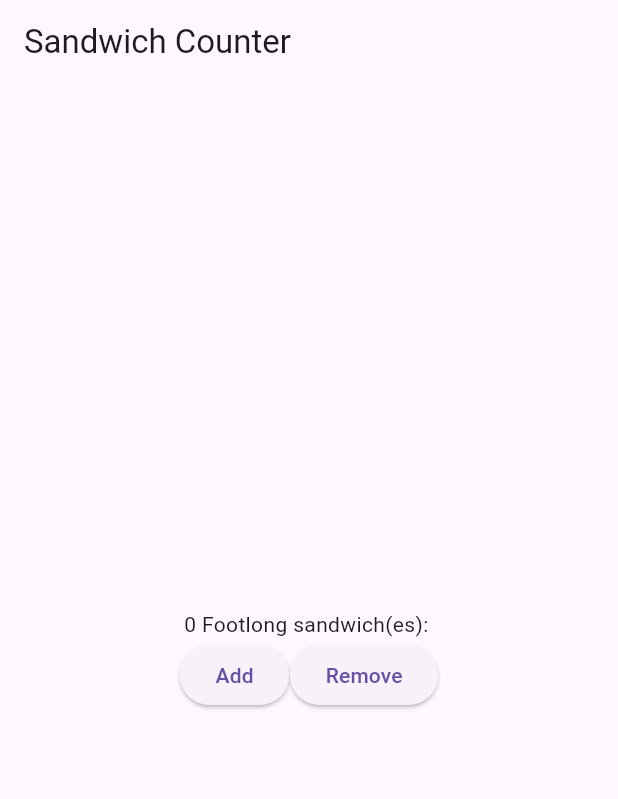
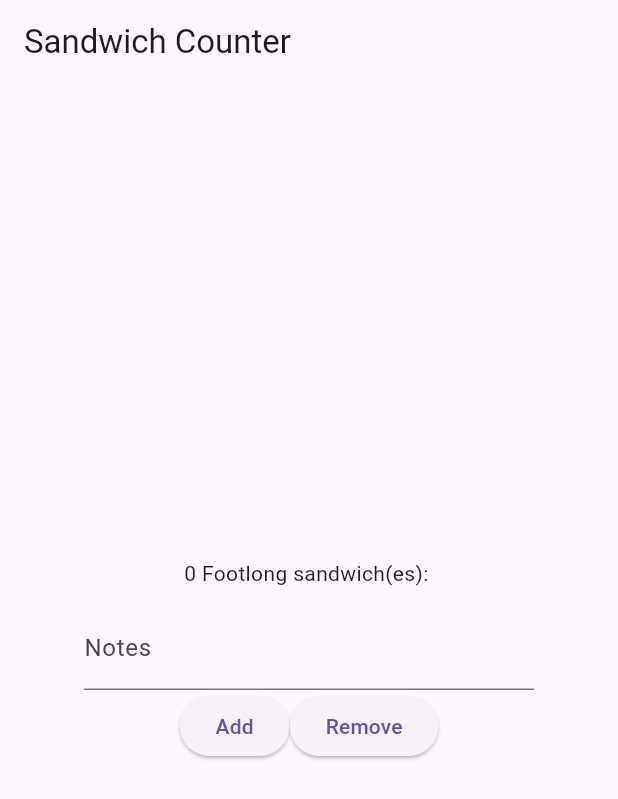
Before and after one commit to jiabhullar/sandwich_shop, a Flutter app: the screen it shows after launch, after a tap on "Add", after a tap on "Remove", on a phone screen of 412 x 824 dp. Shown: the top 799 px of the screen. Run offline on Flutter 3.47's test engine with Material 3 defaults, Android fonts, the phone set to English and light mode, and no system bars.

Commit message:
Custom Notes Copilot

```diff
--- a/lib/main.dart
+++ b/lib/main.dart
@@ -30,17 +30,31 @@ class OrderScreen extends StatefulWidget {
 class _OrderScreenState extends State<OrderScreen> {
   // ignore: prefer_final_fields
   int _quantity = 0;
+  final TextEditingController _noteController = TextEditingController();
+  String _currentNote = '';
 
     void _increaseQuantity() {
     if (_quantity < widget.maxQuantity) {
-      setState(() => _quantity++);
+      setState(() {
+        _quantity++;
+        _currentNote = _noteController.text;
+      });
     }
   }
 
   void _decreaseQuantity() {
     if (_quantity > 0) {
-      setState(() => _quantity--);
+      setState(() {
+        _quantity--;
+        _currentNote = _noteController.text;
+      });
     }
+  }
+
+  @override
+  void dispose() {
+    _noteController.dispose();
+    super.dispose();
   }
 
   @override
@@ -56,6 +70,18 @@ class _OrderScreenState extends State<OrderScreen> {
             OrderItemDisplay(
               _quantity,
               'Footlong',
+              note: _currentNote,
+            ),
+            const SizedBox(height: 12),
+            SizedBox(
+              width: 300,
+              child: TextField(
+                controller: _noteController,
+                decoration: const InputDecoration(
+                  labelText: 'Notes',
+                  hintText: 'e.g., no onions, extra pickles',
+                ),
+              ),
             ),
             Row(
               mainAxisAlignment: MainAxisAlignment.center,
@@ -80,11 +106,18 @@ class _OrderScreenState extends State<OrderScreen> {
 class OrderItemDisplay extends StatelessWidget {
   final int quantity;
   final String itemType;
+  final String note;
 
-  const OrderItemDisplay(this.quantity, this.itemType, {super.key});
+  const OrderItemDisplay(this.quantity, this.itemType, {this.note = '', super.key});
 
   @override
   Widget build(BuildContext context) {
-    return Text('$quantity $itemType sandwich(es): ${'🥪' * quantity}');
+    return Column(
+      mainAxisSize: MainAxisSize.min,
+      children: [
+        Text('$quantity $itemType sandwich(es): ${'🥪' * quantity}'),
+        if (note.isNotEmpty) Text('Note: $note'),
+      ],
+    );
   }
 }
```
